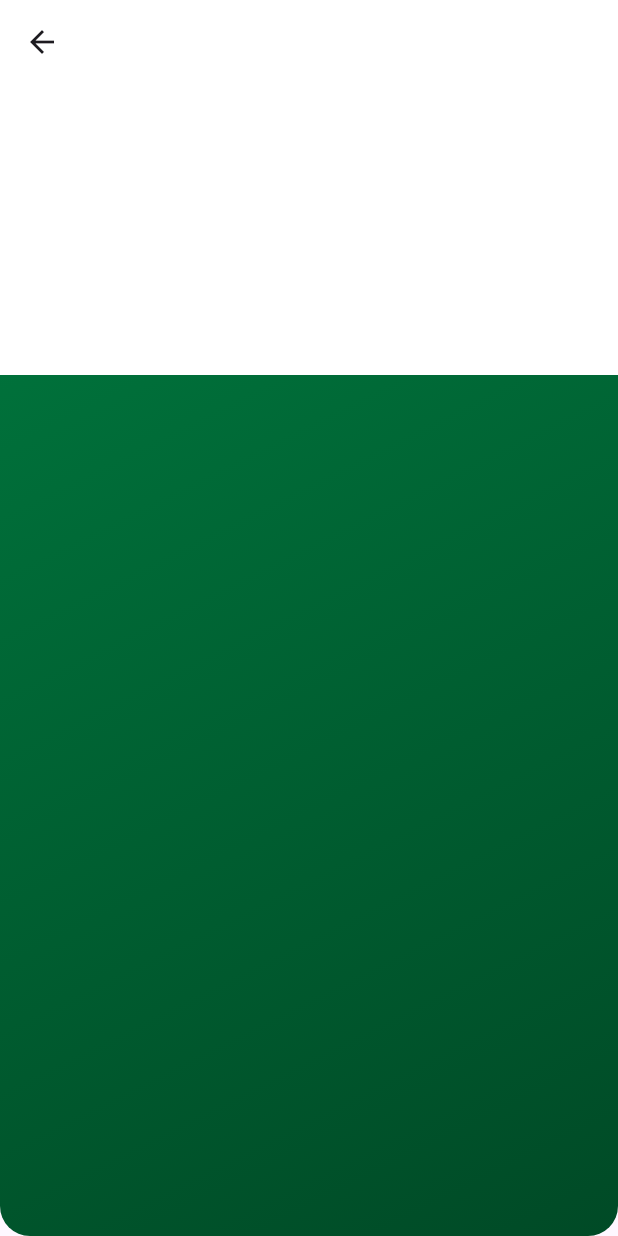
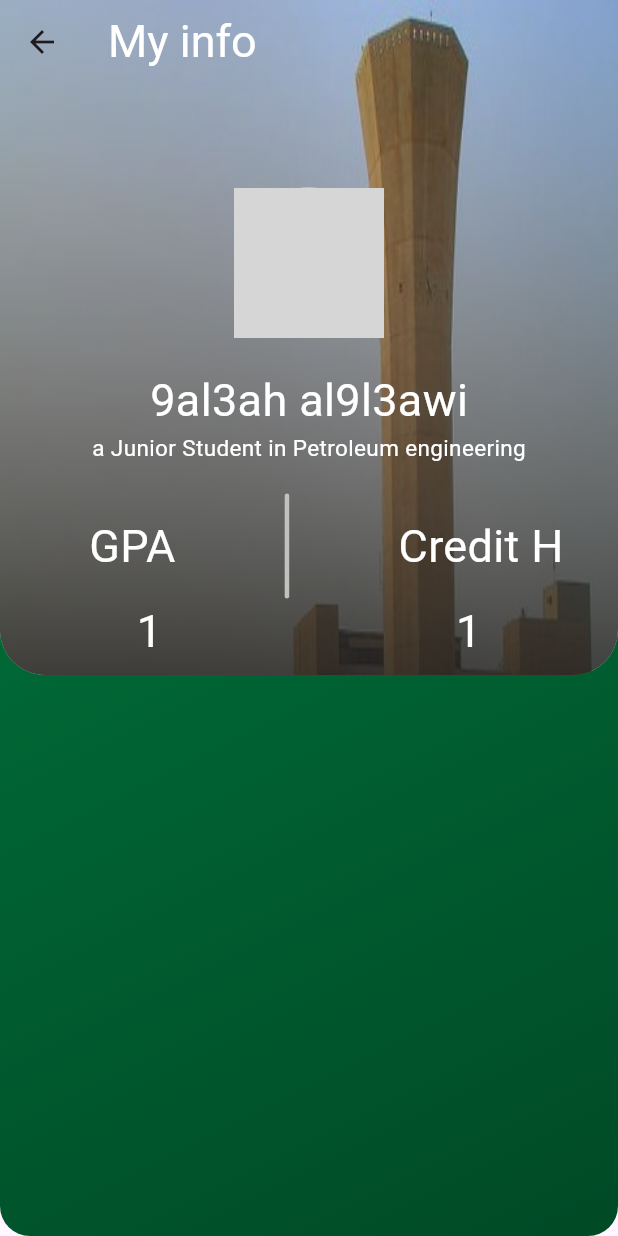
Before and after one commit to i-3mr/mefa8, a Flutter app: the screen it shows after launch, item 2 of the bottom bar chosen, on a phone screen of 412 x 824 dp. Run offline on Flutter 3.47's test engine with Material 3 defaults, Android fonts, the phone set to English and light mode, and no system bars; our stand-ins replace font_awesome_flutter, google_fonts, hooks_riverpod; missing offline and left inert: svg_flutter; network calls fail; Roboto replaces fonts that are missing (Kenia); grey boxes are pictures that could not be loaded.

Commit message:
Profile page

```diff
--- a/lib/screens/profile.dart
+++ b/lib/screens/profile.dart
@@ -1,11 +1,15 @@
 import 'package:flutter/material.dart';
 import 'package:mefa8/const.dart';
+import 'package:mefa8/widgets/profile/kfupmTower.dart';
+import 'package:mefa8/widgets/profile/profile_image.dart';
 
 class ProfileScreen extends StatelessWidget {
   const ProfileScreen({super.key});
 
   @override
   Widget build(BuildContext context) {
+    const String url =
+        "https://st2.depositphotos.com/3758943/6040/i/450/depositphotos_60400957-stock-photo-the-man-in-the-office.jpg";
     final width = MediaQuery.of(context).size.width;
     final height = MediaQuery.of(context).size.height;
     return Scaffold(
@@ -14,7 +18,7 @@ class ProfileScreen extends StatelessWidget {
         elevation: 0,
         backgroundColor: Colors.transparent,
         title: const Text(
-          'Profile',
+          'My info',
           style: TextStyle(color: Colors.white, fontSize: 30),
         ),
       ),
@@ -34,15 +38,16 @@ class ProfileScreen extends StatelessWidget {
             ],
           ),
         ),
-        child: Column(
+        child: const Column(
+          crossAxisAlignment: CrossAxisAlignment.start,
           children: [
-            Container(
-              height: 250,
-              decoration: BoxDecoration(
-
+            KFUPMTower(
+              height: 450,
+              widget: ProfileNameAndImage(
+                height: 450,
+                imageurl: url,
               ),
-              color: Colors.white,
-            )
+            ),
           ],
         ),
       ),
--- /dev/null
+++ b/lib/widgets/profile/kfupmTower.dart
@@ -0,0 +1,49 @@
+import 'package:flutter/material.dart';
+
+class KFUPMTower extends StatelessWidget {
+  final Widget widget;
+  final double height;
+  const KFUPMTower({super.key, required this.widget, required this.height});
+
+  @override
+  Widget build(BuildContext context) {
+    return Stack(children: [
+      Container(
+        decoration: const BoxDecoration(
+          borderRadius: BorderRadius.only(
+            bottomLeft: Radius.circular(30),
+            bottomRight: Radius.circular(30),
+          ),
+          color: Colors.transparent,
+          image: DecorationImage(
+            fit: BoxFit.fill,
+            image: AssetImage(
+              'assets/kfupm_tower.jpeg',
+            ),
+          ),
+        ),
+        height: height,
+      ),
+      Container(
+        height: height,
+        decoration: BoxDecoration(
+          borderRadius: const BorderRadius.only(
+            bottomLeft: Radius.circular(30),
+            bottomRight: Radius.circular(30),
+          ),
+          color: Colors.white,
+          gradient: LinearGradient(
+            begin: FractionalOffset.topCenter,
+            end: FractionalOffset.bottomCenter,
+            colors: [
+              const Color.fromARGB(255, 106, 106, 106).withOpacity(0.1),
+              const Color.fromARGB(255, 34, 34, 34).withOpacity(0.85),
+            ],
+            stops: const [0.0, 1.0],
+          ),
+        ),
+      ),
+      widget
+    ]);
+  }
+}
--- /dev/null
+++ b/lib/widgets/profile/profile_image.dart
@@ -0,0 +1,93 @@
+import 'package:flutter/material.dart';
+
+class ProfileNameAndImage extends StatelessWidget {
+  final double height;
+  final String imageurl;
+  const ProfileNameAndImage({
+    super.key,
+    required this.height,
+    required this.imageurl,
+  });
+
+  @override
+  Widget build(BuildContext context) {
+    return Container(
+      height: height,
+      width: double.infinity,
+      decoration: BoxDecoration(
+        color: Colors.transparent,
+        borderRadius: BorderRadius.circular(30),
+      ),
+      child: Column(
+        children: [
+          const SizedBox(
+            height: 125,
+          ),
+          CircleAvatar(
+            backgroundImage: NetworkImage(imageurl),
+            radius: 50,
+          ),
+          const SizedBox(
+            height: 20,
+          ),
+          const Text(
+            "9al3ah al9l3awi",
+            style: TextStyle(color: Colors.white, fontSize: 30),
+          ),
+          const Text(
+            "a Junior Student in Petroleum engineering",
+            style: TextStyle(color: Colors.white, fontSize: 15),
+          ),
+          const SizedBox(
+            height: 20,
+          ),
+          // TODO: add a gpa column and divider and credit hour column
+          Row(
+            mainAxisAlignment: MainAxisAlignment.spaceAround,
+            crossAxisAlignment: CrossAxisAlignment.center,
+            children: [
+              const Text(
+                "   GPA",
+                style: TextStyle(color: Colors.white, fontSize: 30),
+              ),
+              Container(
+                width: 3,
+                height: 70,
+                decoration: BoxDecoration(
+                  borderRadius: BorderRadius.circular(30),
+                  color: const Color.fromARGB(255, 193, 193, 193),
+                ),
+              ),
+              const Text(
+                "Credit H",
+                style: TextStyle(color: Colors.white, fontSize: 30),
+              ),
+            ],
+          ),
+          Padding(
+              padding: const EdgeInsets.symmetric(horizontal: 42.0),
+              child: Row(
+                mainAxisAlignment: MainAxisAlignment.spaceAround,
+                children: [
+                  const Text(
+                    "1",
+                    style: TextStyle(color: Colors.white, fontSize: 30),
+                  ),
+                  SizedBox(
+                    child: Divider(
+                      thickness: 70,
+                      height: 0,
+                      color: Colors.black.withOpacity(0.4),
+                    ),
+                  ),
+                  const Text(
+                    "1",
+                    style: TextStyle(color: Colors.white, fontSize: 30),
+                  ),
+                ],
+              ))
+        ],
+      ),
+    );
+  }
+}
--- a/pubspec.yaml
+++ b/pubspec.yaml
@@ -63,7 +63,7 @@ flutter:
   # To add assets to your application, add an assets section, like this:
   assets:
     - assets/id_card_icon.svg
-  #   - images/a_dot_ham.jpeg
+    - assets/kfupm_tower.jpeg
 
   # An image asset can refer to one or more resolution-specific "variants", see
   # https://flutter.dev/assets-and-images/#resolution-aware
```
Also changed, not shown: assets/kfupm_tower.jpeg (added).
